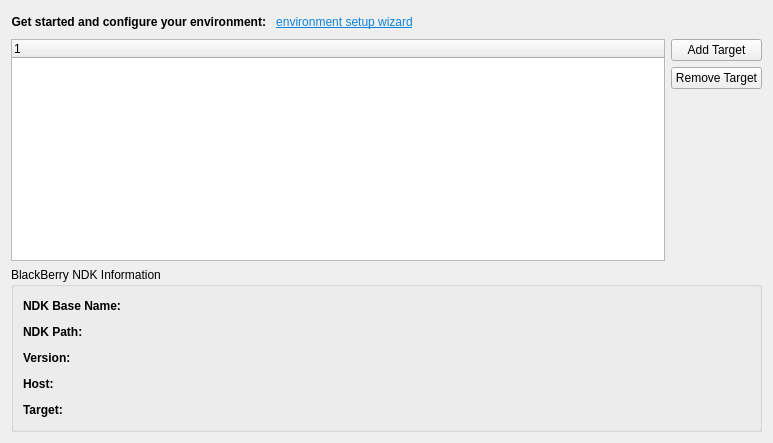
First picture: the form in src/plugins/qnx/blackberryndksettingswidget.ui, repository qt-creator/qt-creator, before the edit.
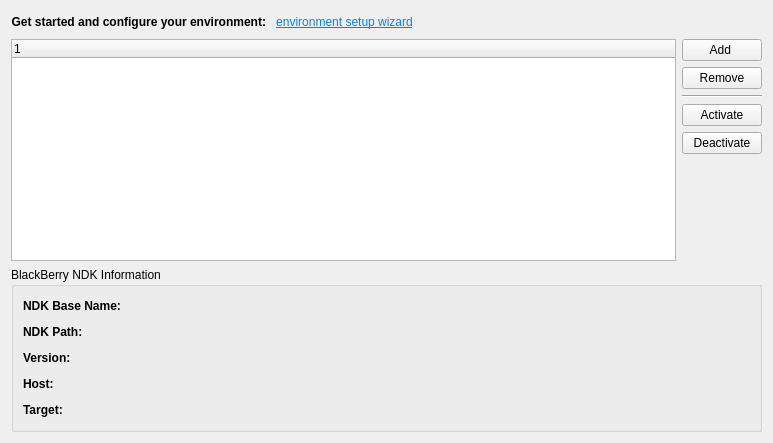
Second picture: the form after the edit.

Commit message:
Qnx: Activate/Deactivate auto detected configurations
Add activate and deactivate actions to only create kits
for used NDK targets and not for all installed ones.

Users may want to switch between different targets
without uninstalling non active taregts.

What changed in the file:
```diff
--- a/src/plugins/qnx/blackberryndksettingswidget.ui
+++ b/src/plugins/qnx/blackberryndksettingswidget.ui
@@ -163,14 +163,35 @@
          <item>
           <widget class="QPushButton" name="addNdkButton">
            <property name="text">
-            <string>Add Target</string>
+            <string>Add </string>
            </property>
           </widget>
          </item>
          <item>
           <widget class="QPushButton" name="removeNdkButton">
            <property name="text">
-            <string>Remove Target</string>
+            <string>Remove</string>
+           </property>
+          </widget>
+         </item>
+         <item>
+          <widget class="Line" name="line">
+           <property name="orientation">
+            <enum>Qt::Horizontal</enum>
+           </property>
+          </widget>
+         </item>
+         <item>
+          <widget class="QPushButton" name="activateNdkTargetButton">
+           <property name="text">
+            <string>Activate</string>
+           </property>
+          </widget>
+         </item>
+         <item>
+          <widget class="QPushButton" name="deactivateNdkTargetButton">
+           <property name="text">
+            <string>Deactivate</string>
            </property>
           </widget>
          </item>
```
The commit also changes 5 other files.
